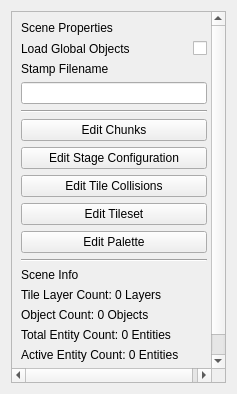
RSDKModding/RetroED, file RetroEDv2/tools/sceneproperties/scenepropertiesv5.ui: the form before one commit.
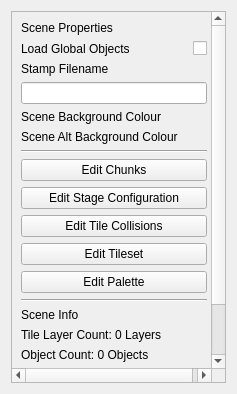
The form after the commit.

```diff
--- a/RetroEDv2/tools/sceneproperties/scenepropertiesv5.ui
+++ b/RetroEDv2/tools/sceneproperties/scenepropertiesv5.ui
@@ -30,57 +30,22 @@
        <rect>
         <x>0</x>
         <y>0</y>
-        <width>217</width>
-        <height>374</height>
+        <width>203</width>
+        <height>410</height>
        </rect>
       </property>
       <layout class="QGridLayout" name="gridLayout_3">
-       <item row="12" column="0">
-        <widget class="QLabel" name="label">
-         <property name="text">
-          <string>Scene Info</string>
-         </property>
-        </widget>
-       </item>
-       <item row="17" column="0">
-        <widget class="QLabel" name="entCntInac">
-         <property name="text">
-          <string>Inactive Entity Count: 0 Entities</string>
-         </property>
-        </widget>
-       </item>
        <item row="16" column="0">
-        <widget class="QLabel" name="entCntAct">
-         <property name="text">
-          <string>Active Entity Count: 0 Entities</string>
-         </property>
-        </widget>
-       </item>
-       <item row="15" column="0">
-        <widget class="QLabel" name="entCntTot">
-         <property name="text">
-          <string>Total Entity Count: 0 Entities</string>
-         </property>
-        </widget>
-       </item>
-       <item row="10" column="0" colspan="2">
-        <widget class="QPushButton" name="editPalette">
-         <property name="text">
-          <string>Edit Palette</string>
-         </property>
-        </widget>
-       </item>
-       <item row="14" column="0">
         <widget class="QLabel" name="objCnt">
          <property name="text">
           <string>Object Count: 0 Objects</string>
          </property>
         </widget>
        </item>
-       <item row="9" column="0" colspan="2">
-        <widget class="QPushButton" name="editTSet">
+       <item row="3" column="0">
+        <widget class="QLabel" name="label_2">
          <property name="text">
-          <string>Edit Tileset</string>
+          <string>Stamp Filename</string>
          </property>
         </widget>
        </item>
@@ -94,38 +59,45 @@
          </property>
         </widget>
        </item>
-       <item row="0" column="0" colspan="2">
-        <widget class="QLabel" name="label_14">
+       <item row="18" column="0">
+        <widget class="QLabel" name="entCntAct">
          <property name="text">
-          <string>Scene Properties</string>
+          <string>Active Entity Count: 0 Entities</string>
          </property>
         </widget>
        </item>
-       <item row="5" column="0" colspan="2">
+       <item row="17" column="0">
+        <widget class="QLabel" name="entCntTot">
+         <property name="text">
+          <string>Total Entity Count: 0 Entities</string>
+         </property>
+        </widget>
+       </item>
+       <item row="7" column="0" colspan="2">
         <widget class="Line" name="line_4">
          <property name="orientation">
           <enum>Qt::Horizontal</enum>
          </property>
         </widget>
        </item>
-       <item row="8" column="0" colspan="2">
+       <item row="10" column="0" colspan="2">
         <widget class="QPushButton" name="editCollision">
          <property name="text">
           <string>Edit Tile Collisions</string>
          </property>
         </widget>
        </item>
-       <item row="13" column="0">
-        <widget class="QLabel" name="layerCnt">
+       <item row="11" column="0" colspan="2">
+        <widget class="QPushButton" name="editTSet">
          <property name="text">
-          <string>Tile Layer Count: 0 Layers</string>
+          <string>Edit Tileset</string>
          </property>
         </widget>
        </item>
-       <item row="7" column="0" colspan="2">
-        <widget class="QPushButton" name="editStageconfig">
+       <item row="14" column="0">
+        <widget class="QLabel" name="label">
          <property name="text">
-          <string>Edit Stage Configuration</string>
+          <string>Scene Info</string>
          </property>
         </widget>
        </item>
@@ -136,21 +108,28 @@
          </property>
         </widget>
        </item>
-       <item row="11" column="0" colspan="2">
-        <widget class="Line" name="line">
-         <property name="orientation">
-          <enum>Qt::Horizontal</enum>
+       <item row="12" column="0" colspan="2">
+        <widget class="QPushButton" name="editPalette">
+         <property name="text">
+          <string>Edit Palette</string>
          </property>
         </widget>
        </item>
-       <item row="6" column="0" colspan="2">
-        <widget class="QPushButton" name="editChunks">
+       <item row="19" column="0">
+        <widget class="QLabel" name="entCntInac">
          <property name="text">
-          <string>Edit Chunks</string>
+          <string>Inactive Entity Count: 0 Entities</string>
          </property>
         </widget>
        </item>
-       <item row="18" column="0">
+       <item row="15" column="0">
+        <widget class="QLabel" name="layerCnt">
+         <property name="text">
+          <string>Tile Layer Count: 0 Layers</string>
+         </property>
+        </widget>
+       </item>
+       <item row="20" column="0">
         <spacer name="verticalSpacer">
          <property name="orientation">
           <enum>Qt::Vertical</enum>
@@ -163,16 +142,51 @@
          </property>
         </spacer>
        </item>
-       <item row="3" column="0">
-        <widget class="QLabel" name="label_2">
+       <item row="0" column="0" colspan="2">
+        <widget class="QLabel" name="label_14">
          <property name="text">
-          <string>Stamp Filename</string>
+          <string>Scene Properties</string>
+         </property>
+        </widget>
+       </item>
+       <item row="5" column="0">
+        <widget class="QLabel" name="label_3">
+         <property name="text">
+          <string>Scene Background Colour</string>
+         </property>
+        </widget>
+       </item>
+       <item row="13" column="0" colspan="2">
+        <widget class="Line" name="line">
+         <property name="orientation">
+          <enum>Qt::Horizontal</enum>
+         </property>
+        </widget>
+       </item>
+       <item row="9" column="0" colspan="2">
+        <widget class="QPushButton" name="editStageconfig">
+         <property name="text">
+          <string>Edit Stage Configuration</string>
          </property>
         </widget>
        </item>
        <item row="4" column="0" colspan="2">
         <widget class="QLineEdit" name="stampName"/>
        </item>
+       <item row="8" column="0" colspan="2">
+        <widget class="QPushButton" name="editChunks">
+         <property name="text">
+          <string>Edit Chunks</string>
+         </property>
+        </widget>
+       </item>
+       <item row="6" column="0">
+        <widget class="QLabel" name="label_4">
+         <property name="text">
+          <string>Scene Alt Background Colour</string>
+         </property>
+        </widget>
+       </item>
       </layout>
      </widget>
     </widget>
```
